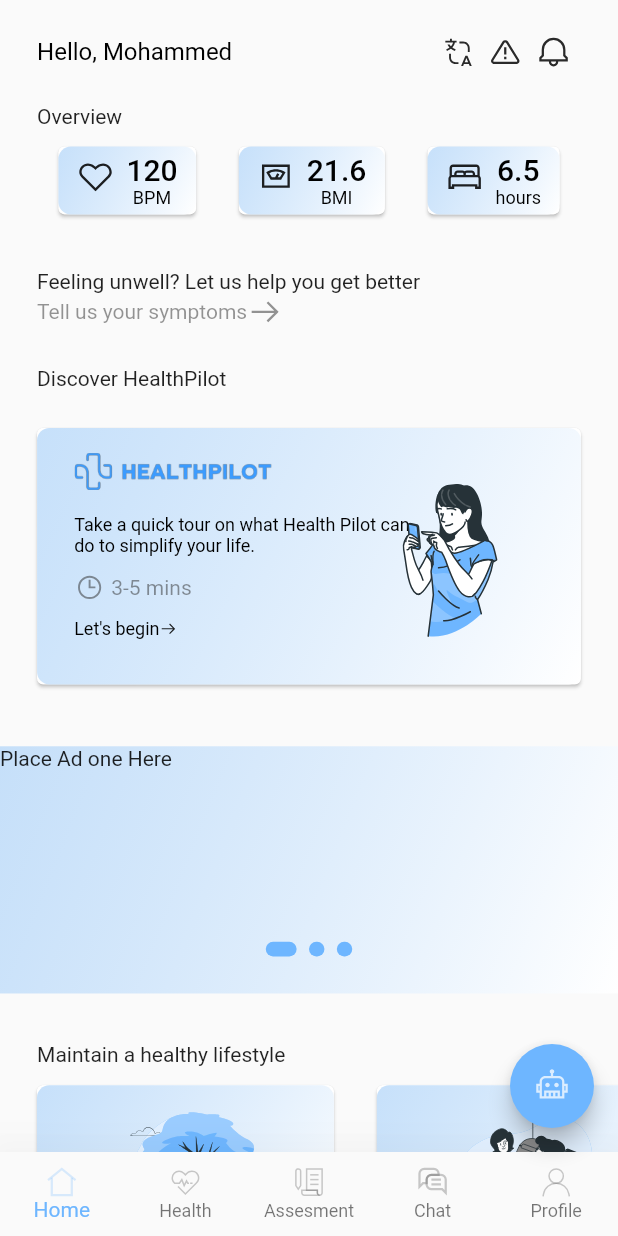
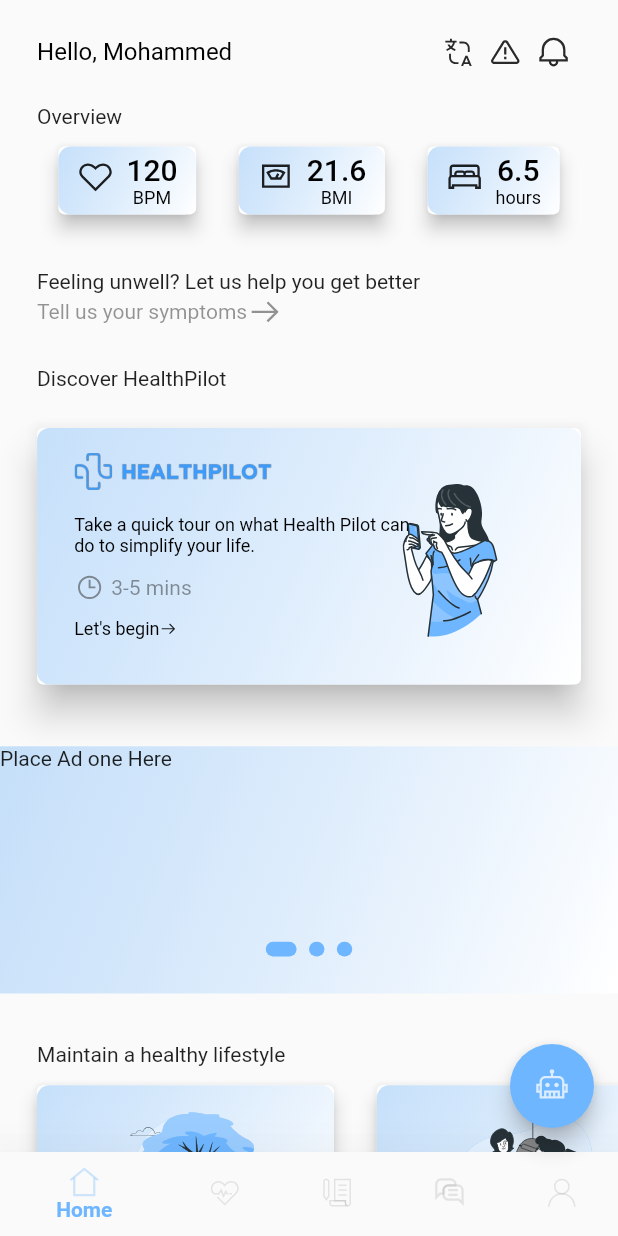
Before and after one commit to Medical-Ai-Computing/Health_Pilot_Flutter_project, a Flutter app: the screen it shows after launch, on a phone screen of 412 x 824 dp. Run offline on Flutter 3.47's test engine with Material 2 defaults, Android fonts, the phone set to English and light mode, and no system bars; our stand-ins replace flutter_svg, font_awesome_flutter, line_icons; Roboto replaces fonts that are missing (Plus Jakarta Sans); project files that could hold a hidden picture were left out.

Commit message:
Adding shadow to cards on home screen and little modification on Ai bot alert

```diff
--- a/healthpilot/lib/screens/home_page_screen.dart/blog_reccomendation._card.dart
+++ b/healthpilot/lib/screens/home_page_screen.dart/blog_reccomendation._card.dart
@@ -16,15 +16,25 @@ class BlogRecomendationCard extends StatelessWidget {
     return Container(
       margin: EdgeInsets.only(left: size.width * 0.05),
       // padding: EdgeInsets.symmetric(horizontal: size.height * 0.05),
+
       width: size.width * 0.5,
       child: Column(
         children: [
           Card(
+            elevation: 5,
             child: Container(
               height: size.height * 0.15,
               width: double.infinity,
               padding: EdgeInsets.all(size.width * 0.03),
               decoration: BoxDecoration(
+                  // boxShadow: [
+                  //   BoxShadow(
+                  //     color: Colors.black.withOpacity(0.3),
+                  //     offset: Offset.fromDirection(20), // Shadow color
+                  //     blurRadius: 2.0,
+                  //     spreadRadius: 2.0,
+                  //   ),
+                  // ],
                   borderRadius: BorderRadius.circular(size.width * 0.02),
                   gradient: AppTheme.cardThemeForHomeScreenOverview.gradient),
               child: SvgPicture.asset(img),
--- a/healthpilot/lib/screens/home_page_screen.dart/discover_healthpilot.dart
+++ b/healthpilot/lib/screens/home_page_screen.dart/discover_healthpilot.dart
@@ -12,6 +12,7 @@ class DiscoverHealthpilot extends StatelessWidget {
   Widget build(BuildContext context) {
     final size = MediaQuery.of(context).size;
     return Card(
+      elevation: 10,
       margin: EdgeInsets.all(size.width * 0.06),
       child: Container(
         width: double.infinity,
@@ -81,6 +82,7 @@ class DiscoverHealthpilot extends StatelessWidget {
                 )),
           ],
         ),
-        ));
+      ),
+    );
   }
 }
--- a/healthpilot/lib/screens/home_page_screen.dart/home_page_screen.dart
+++ b/healthpilot/lib/screens/home_page_screen.dart/home_page_screen.dart
@@ -1,3 +1,5 @@
+import 'dart:async';
+
 import 'package:flutter/material.dart';
 import 'package:flutter_svg/flutter_svg.dart';
 import 'package:font_awesome_flutter/font_awesome_flutter.dart';
@@ -18,6 +20,7 @@ class HomePageScreen extends StatefulWidget {
 class _HomePageScreenState extends State<HomePageScreen> {
   // const HomePageScreen({super.key});
   final userName = "Mohammed";
+  bool showAiAlert = true;
   //list of blogs
   final _blogs = [
     [
@@ -49,7 +52,8 @@ class _HomePageScreenState extends State<HomePageScreen> {
     setState(() {
       _currentIndex = index;
       if (_currentIndex != 0) {
-        ScaffoldMessenger.of(context).hideCurrentSnackBar();
+        showAiAlert = false;
+        ScaffoldMessenger.of(context).removeCurrentSnackBar();
       }
     });
   }
@@ -57,10 +61,7 @@ class _HomePageScreenState extends State<HomePageScreen> {
   void _showAlertAiBot(BuildContext ctx) {
     final size = MediaQuery.of(ctx).size;
 
-    Future.delayed(
-        Duration(
-          seconds: (_currentIndex == 0) ? 20 : 0,
-        ), () {
+    Timer.periodic(const Duration(seconds: 30), (timer) {
       setState(
         () {
           ScaffoldMessenger.of(ctx).showSnackBar(
@@ -141,11 +142,18 @@ class _HomePageScreenState extends State<HomePageScreen> {
   }
 
   @override
+  void didChangeDependencies() {
+    if (showAiAlert) {
+      _showAlertAiBot(context);
+    } else {
+      ScaffoldMessenger.of(context).removeCurrentSnackBar();
+    }
+    super.didChangeDependencies();
+  }
+
+  @override
   Widget build(BuildContext context) {
     final size = MediaQuery.of(context).size;
-    if (_currentIndex == 0) {
-      _showAlertAiBot(context);
-    }
 
     final List<Widget> _pages = [
       Column(
@@ -288,19 +296,21 @@ class _HomePageScreenState extends State<HomePageScreen> {
 
     return Scaffold(
       bottomNavigationBar: BottomNavigationBar(
+        selectedItemColor:
+            AppTheme.buttonStyleForFloatingActionBtn.backgroundColor,
+        unselectedItemColor: Colors.grey,
+        selectedLabelStyle: const TextStyle(fontWeight: FontWeight.bold),
         elevation: 30,
-        type: BottomNavigationBarType.fixed,
+        // type: BottomNavigationBarType.shifting,
         currentIndex: _currentIndex,
         onTap: _onTabTapped,
-        fixedColor: AppTheme.buttonStyleForFloatingActionBtn.backgroundColor,
         items: [
           BottomNavigationBarItem(
-            // icon: Icon(LineIcons.home),
             icon: SvgPicture.asset(
               bottomNavBarHomeIcon,
               color: _currentIndex == 0
-                  ? AppTheme.buttonStyleForFloatingActionBtn.backgroundColor
-                  : null,
+                  ? Color.fromARGB(255, 72, 162, 252)
+                  : Colors.grey,
             ),
             label: 'Home',
           ),
@@ -308,8 +318,8 @@ class _HomePageScreenState extends State<HomePageScreen> {
             icon: SvgPicture.asset(
               bottomNavBarHealthIcon,
               color: _currentIndex == 1
-                  ? AppTheme.buttonStyleForFloatingActionBtn.backgroundColor
-                  : null,
+                  ? const Color.fromRGBO(110, 182, 255, 1)
+                  : Colors.grey,
             ),
             label: 'Health',
           ),
@@ -317,8 +327,8 @@ class _HomePageScreenState extends State<HomePageScreen> {
             icon: SvgPicture.asset(
               bottomNavBarAssesmentIcon,
               color: _currentIndex == 2
-                  ? AppTheme.buttonStyleForFloatingActionBtn.backgroundColor
-                  : null,
+                  ? const Color.fromRGBO(110, 182, 255, 1)
+                  : Colors.grey,
             ),
             label: 'Assesment',
           ),
@@ -326,8 +336,8 @@ class _HomePageScreenState extends State<HomePageScreen> {
             icon: SvgPicture.asset(
               bottomNavBarChatIcon,
               color: _currentIndex == 3
-                  ? AppTheme.buttonStyleForFloatingActionBtn.backgroundColor
-                  : null,
+                  ? const Color.fromRGBO(110, 182, 255, 1)
+                  : Colors.grey,
             ),
             label: 'Chat',
           ),
@@ -335,8 +345,8 @@ class _HomePageScreenState extends State<HomePageScreen> {
             icon: SvgPicture.asset(
               bottomNavBarProfileIcon,
               color: _currentIndex == 4
-                  ? const Color.fromARGB(255, 69, 155, 241)
-                  : null,
+                  ? const Color.fromRGBO(110, 182, 255, 1)
+                  : Colors.grey,
             ),
             label: 'Profile',
           ),
--- a/healthpilot/lib/screens/home_page_screen.dart/overview_card.dart
+++ b/healthpilot/lib/screens/home_page_screen.dart/overview_card.dart
@@ -17,6 +17,7 @@ class OverviewCard extends StatelessWidget {
   Widget build(BuildContext context) {
     final size = MediaQuery.of(context).size;
     return Card(
+      elevation: 5,
       child: Container(
         decoration: BoxDecoration(
             borderRadius: BorderRadius.circular(size.width * 0.02),
--- a/healthpilot/lib/theme/app_theme.dart
+++ b/healthpilot/lib/theme/app_theme.dart
@@ -37,6 +37,12 @@ class AppTheme {
     color: Color.fromRGBO(0, 0, 0, 0.5),
     fontFamily: 'Plus Jakarta Sans',
   );
+  // static const TextStyle buttomNavBarTextStyle = TextStyle(
+  //   fontSize: 14,
+  //   fontWeight: ,
+  //   color: Color.fromRGBO(0, 0, 0, 1),
+  //   fontFamily: 'Manrope',
+  // );
   static const ButtonStyle buttonStyleForAppBarBackButto = ButtonStyle(
       iconColor: MaterialStatePropertyAll(Color.fromRGBO(110, 182, 255, 1)),
       backgroundColor:
--- a/healthpilot/pubspec.yaml
+++ b/healthpilot/pubspec.yaml
@@ -84,6 +84,11 @@ flutter:
       fonts:
         - asset: assets/fonts/PlusJakartaSans-Regular.ttf
           style: normal
+    - family: Manrope
+      fonts:
+        - asset: assets/fonts/Manrope-Regular.ttf
+          style: normal
+
   #   - family: Trajan Pro
   #     fonts:
   #       - asset: fonts/TrajanPro.ttf
```
Also changed, not shown: healthpilot/assets/fonts/Manrope-Regular.ttf (added). Lines whose indentation alone changed are shown as unchanged.
